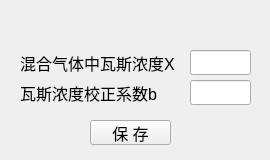
The window that python/cbm/uifiles/pore_flow_b_dlg.ui (wyrover/cbm) describes before a commit, drawn with Qt 5.
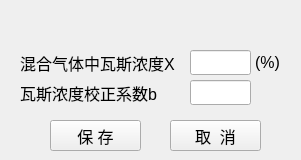
The same window after the commit. Icons and pictures are not drawn.

Diff of the .ui file:
```diff
--- a/python/cbm/uifiles/pore_flow_b_dlg.ui
+++ b/python/cbm/uifiles/pore_flow_b_dlg.ui
@@ -6,7 +6,7 @@
    <rect>
     <x>0</x>
     <y>0</y>
-    <width>270</width>
+    <width>301</width>
     <height>160</height>
    </rect>
   </property>
@@ -22,7 +22,7 @@
     <rect>
      <x>0</x>
      <y>30</y>
-     <width>271</width>
+     <width>301</width>
      <height>131</height>
     </rect>
    </property>
@@ -31,7 +31,7 @@
      <rect>
       <x>20</x>
       <y>20</y>
-      <width>181</width>
+      <width>171</width>
       <height>25</height>
      </rect>
     </property>
@@ -95,10 +95,10 @@
    <widget class="QPushButton" name="save">
     <property name="geometry">
      <rect>
-      <x>90</x>
+      <x>50</x>
       <y>90</y>
-      <width>81</width>
-      <height>25</height>
+      <width>91</width>
+      <height>31</height>
      </rect>
     </property>
     <property name="font">
@@ -110,13 +110,49 @@
      <string>保 存</string>
     </property>
    </widget>
+   <widget class="QLabel" name="mineName_label_13">
+    <property name="geometry">
+     <rect>
+      <x>255</x>
+      <y>20</y>
+      <width>31</width>
+      <height>25</height>
+     </rect>
+    </property>
+    <property name="font">
+     <font>
+      <pointsize>12</pointsize>
+     </font>
+    </property>
+    <property name="text">
+     <string>&lt;html&gt;&lt;head/&gt;&lt;body&gt;&lt;p&gt;(%)&lt;/p&gt;&lt;/body&gt;&lt;/html&gt;</string>
+    </property>
+   </widget>
+   <widget class="QPushButton" name="cancel">
+    <property name="geometry">
+     <rect>
+      <x>170</x>
+      <y>90</y>
+      <width>91</width>
+      <height>31</height>
+     </rect>
+    </property>
+    <property name="font">
+     <font>
+      <pointsize>12</pointsize>
+     </font>
+    </property>
+    <property name="text">
+     <string>取  消</string>
+    </property>
+   </widget>
   </widget>
   <widget class="QWidget" name="widget_title" native="true">
    <property name="geometry">
     <rect>
      <x>0</x>
      <y>0</y>
-     <width>271</width>
+     <width>301</width>
      <height>31</height>
     </rect>
    </property>
@@ -180,7 +216,7 @@
    <widget class="QPushButton" name="btnMenu_Close">
     <property name="geometry">
      <rect>
-      <x>230</x>
+      <x>260</x>
       <y>0</y>
       <width>41</width>
       <height>31</height>
```
